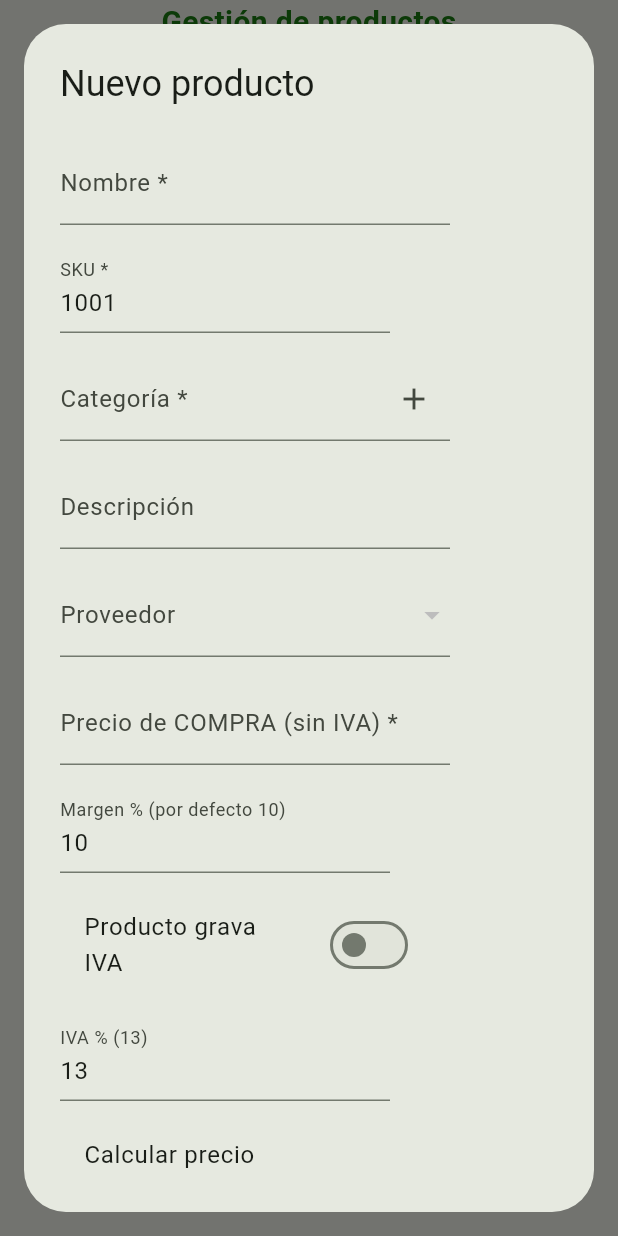
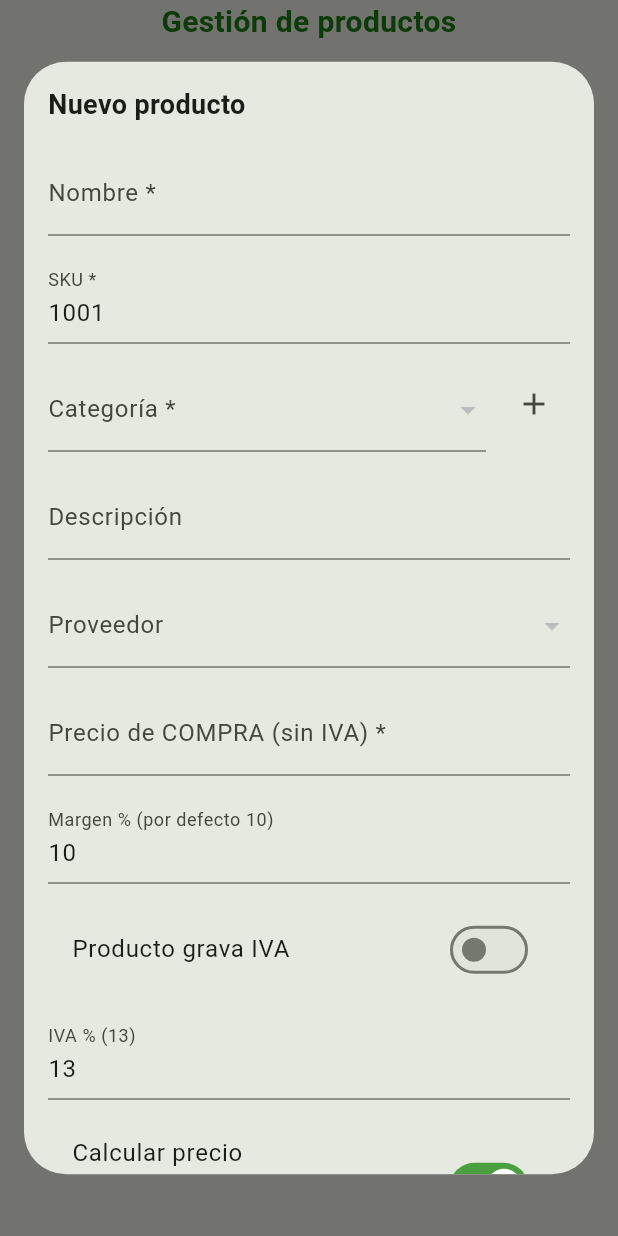
Before and after one commit to hildaalvarado-ux/PharmaControlv1, a Flutter app: the AdminProductManager widget shown alone on an empty page, opened directly, after a tap on "Nuevo producto", on a phone screen of 412 x 824 dp. Run offline on Flutter 3.47's test engine with Material 3 defaults, Android fonts, the phone set to English and light mode, and no system bars; our stand-ins replace cloud_firestore, firebase_auth, firebase_core, pdf, printing, shared_preferences; accounts and stored records are empty.

Commit message:
Sistema Finalizado

```diff
--- a/lib/egreso_form.dart
+++ b/lib/egreso_form.dart
@@ -810,14 +810,7 @@ class _EgresoFormWidgetState extends State<EgresoFormWidget> {
                     ),
                     child: const Text('L  •  Limpiar'),
                   ),
-                  ElevatedButton(
-                    onPressed: null,
-                    style: ElevatedButton.styleFrom(
-                      backgroundColor: Colors.black12,
-                      foregroundColor: Colors.black54,
-                    ),
-                    child: const Text('C  •  Próximamente'),
-                  ),
+
                   ElevatedButton(
                     onPressed:
                         _lines.isEmpty ? null : () => _printCurrentInvoice(),
--- a/lib/movements_manager.dart
+++ b/lib/movements_manager.dart
@@ -690,6 +690,8 @@ class _MovementsManagerState extends State<MovementsManager> {
                     Text(
                       '${dt.day}/${dt.month}/${dt.year} '
                       '${dt.hour.toString().padLeft(2, '0')}:'
+
+
                       '${dt.minute.toString().padLeft(2, '0')}',
                     ),
                   Text(
@@ -809,6 +811,8 @@ class _MovementsManagerState extends State<MovementsManager> {
                     ? '—'
                     : '${dt.day}/${dt.month}/${dt.year} '
                         '${dt.hour.toString().padLeft(2, '0')}:'
+
+
                         '${dt.minute.toString().padLeft(2, '0')}',
               ),
             ),
@@ -1072,19 +1076,23 @@ class _IvaRetenidoDialogState extends State<_IvaRetenidoDialog> {
               const SizedBox(height: 8),
               _buildTable(widget.pendientes, allowMarkPaid: true),
               const SizedBox(height: 4),
+
+              // *** CAMBIO IMPORTANTE: Row -> Wrap para evitar overflow ***
               Align(
                 alignment: Alignment.centerRight,
-                child: Row(
-                  mainAxisSize: MainAxisSize.min,
+                child: Wrap(
+                  alignment: WrapAlignment.end,
+                  crossAxisAlignment: WrapCrossAlignment.center,
+                  spacing: 12,
+                  runSpacing: 4,
                   children: [
                     Text(
                       'Total IVA retenido pendiente: ${_totalIvaPendiente().toStringAsFixed(2)}',
-                      style:
-                          Theme.of(context).textTheme.bodyMedium?.copyWith(
-                                fontWeight: FontWeight.bold,
-                              ),
+                      style: Theme.of(context)
+                          .textTheme
+                          .bodyMedium
+                          ?.copyWith(fontWeight: FontWeight.bold),
                     ),
-                    const SizedBox(width: 12),
                     ElevatedButton(
                       style: ElevatedButton.styleFrom(
                         backgroundColor: _grupoPendientePagado
--- a/lib/productos.dart
+++ b/lib/productos.dart
@@ -19,7 +19,7 @@ class _AdminProductManagerState extends State<AdminProductManager> {
   List<String> _categories = [];
   Map<String, String> _providers = {}; // providerId -> displayName
 
-  // Hints desde BD (solo para futuro uso si quieres chips de sugerencias)
+  // Hints desde BD (por si luego usas sugerencias)
   final Set<String> _hintStrengths = {};
   final Set<String> _hintPresentations = {};
 
@@ -161,7 +161,7 @@ class _AdminProductManagerState extends State<AdminProductManager> {
       'price': _toNum(data['price']), // con IVA (si taxable)
       'priceIsPerUnit': (data['priceIsPerUnit'] ?? true) == true,
       'stock': _toNum(data['stock']),
-      'providerId': data['providerId'], // puede ser null
+      'providerId': data['providerId'],
       'requiresPrescription': (data['requiresPrescription'] ?? false) == true,
       'pharmForm': nonNullStr(data['pharmForm']),
       'route': nonNullStr(data['route']),
@@ -278,6 +278,26 @@ class _AdminProductManagerState extends State<AdminProductManager> {
           ),
         ),
         const SizedBox(height: 12),
+
+        // Botón NUEVO PRODUCTO
+        Center(
+          child: ElevatedButton.icon(
+            onPressed: _showCreateProductDialog,
+            icon: const Icon(Icons.add_box),
+            label: const Text('Nuevo producto'),
+            style: ElevatedButton.styleFrom(
+              backgroundColor: kGreen2,
+              foregroundColor: Colors.white,
+              padding: const EdgeInsets.symmetric(horizontal: 20, vertical: 12),
+              textStyle:
+                  const TextStyle(fontSize: 16, fontWeight: FontWeight.bold),
+              shape: RoundedRectangleBorder(
+                  borderRadius: BorderRadius.circular(10)),
+            ),
+          ),
+        ),
+        const SizedBox(height: 16),
+
         StreamBuilder<QuerySnapshot>(
           stream:
               productsRef.orderBy('createdAt', descending: true).snapshots(),
@@ -496,24 +516,7 @@ class _AdminProductManagerState extends State<AdminProductManager> {
             });
           },
         ),
-        const SizedBox(height: 16),
-        Center(
-          child: ElevatedButton.icon(
-            onPressed: _showCreateProductDialog,
-            icon: const Icon(Icons.add_box),
-            label: const Text('Nuevo producto'),
-            style: ElevatedButton.styleFrom(
-              backgroundColor: kGreen2,
-              foregroundColor: Colors.white, // texto blanco
-              padding:
-                  const EdgeInsets.symmetric(horizontal: 20, vertical: 12),
-              textStyle: const TextStyle(
-                  fontSize: 16, fontWeight: FontWeight.bold),
-              shape: RoundedRectangleBorder(
-                  borderRadius: BorderRadius.circular(10)),
-            ),
-          ),
-        ),
+
         if (_loadingAction)
           const Padding(
             padding: EdgeInsets.only(top: 12),
@@ -544,7 +547,7 @@ class _AdminProductManagerState extends State<AdminProductManager> {
     );
   }
 
-  // ====== Dialogs ======
+  // ====== Acciones ======
 
   Future<void> _showCreateProductDialog() async {
     final sku = await _generateNextSku();
@@ -619,7 +622,7 @@ class _AdminProductManagerState extends State<AdminProductManager> {
     }
   }
 
-  // ====== Product Form (Create/Edit) ======
+  // ====== Product Form (Create/Edit) en DIALOG personalizado ======
 
   Future<void> _showProductFormDialog({
     required String title,
@@ -656,11 +659,11 @@ class _AdminProductManagerState extends State<AdminProductManager> {
 
     String? category =
         (initial['category'] ?? '').toString().isNotEmpty
-            ? initial['category']
+            ? initial['category']?.toString()
             : null;
     String? providerId =
         (initial['providerId'] ?? '').toString().isNotEmpty
-            ? initial['providerId']
+            ? initial['providerId']?.toString()
             : null;
     bool taxable = (initial['taxable'] ?? false) == true;
     bool priceIsPerUnit = (initial['priceIsPerUnit'] ?? true) == true;
@@ -674,7 +677,46 @@ class _AdminProductManagerState extends State<AdminProductManager> {
     if ((initial['price'] == null ||
         initial['price'].toString().isEmpty)) autoPrice = true;
 
-    // Cálculo de precios
+    const pharmOptions = <String>[
+      'Tableta',
+      'Cápsula',
+      'Jarabe',
+      'Gotas',
+      'Suspensión',
+      'Ungüento',
+      'Crema',
+      'Solución inyectable',
+      'Aerosol',
+      'Parche',
+    ];
+
+    const routeOptions = <String>[
+      'Oral',
+      'Tópica',
+      'Oftálmica',
+      'Otica',
+      'Intravenosa',
+      'Intramuscular',
+      'Subcutánea',
+      'Rectal',
+      'Vaginal',
+      'Inhalatoria',
+    ];
+
+    // Normalizar por si vienen valores raros
+    if (category != null && !_categories.contains(category)) {
+      category = null;
+    }
+    if (providerId != null && !_providers.keys.contains(providerId)) {
+      providerId = null;
+    }
+    if (pharmForm.isNotEmpty && !pharmOptions.contains(pharmForm)) {
+      pharmForm = '';
+    }
+    if (route.isNotEmpty && !routeOptions.contains(route)) {
+      route = '';
+    }
+
     void recalcFromPurchaseAndMargin() {
       final purchase = _toNum(purchasePriceCtrl.text).toDouble();
       final margin = _toNum(marginCtrl.text).toDouble();
@@ -699,19 +741,28 @@ class _AdminProductManagerState extends State<AdminProductManager> {
       context: context,
       barrierDismissible: true,
       builder: (dialogContext) {
-        return StatefulBuilder(
-          builder: (dialogContext, setLocal) {
-            final size = MediaQuery.of(dialogContext).size;
-            final maxH = size.height * 0.9;
-            final maxW = size.width * 0.95;
+        return Dialog(
+          insetPadding:
+              const EdgeInsets.symmetric(horizontal: 16, vertical: 16),
+          child: LayoutBuilder(
+            builder: (ctx, constraints) {
+              final screenSize = MediaQuery.of(ctx).size;
+              final maxH = screenSize.height * 0.9;
+              final maxW = screenSize.width * 0.95;
+
+              const horizontalPadding = 16.0;
+              final isSmall = maxW < 500;
+
+              // En pantallas pequeñas los campos usan todo el ancho
+              final double fieldW =
+                  isSmall ? maxW - horizontalPadding * 2 : 260;
+              final double smallFieldW =
+                  isSmall ? maxW - horizontalPadding * 2 : 220;
 
               Widget labeled(Widget child) => Padding(
                     padding: const EdgeInsets.symmetric(vertical: 6.0),
                     child: child,
                   );
-
-            const double fieldW = 260;
-            const double smallFieldW = 220;
 
               final formFields = Wrap(
                 spacing: 12,
@@ -745,14 +796,40 @@ class _AdminProductManagerState extends State<AdminProductManager> {
                       ),
                     ),
                   ),
+
+                  // CATEGORÍA: dropdown + botón (+) al lado, para evitar overflow
                   SizedBox(
                     width: fieldW,
                     child: labeled(
-                    DropdownButtonFormField<String>(
+                      Row(
+                        crossAxisAlignment: CrossAxisAlignment.start,
+                        children: [
+                          Expanded(
+                            child: DropdownButtonFormField<String>(
                               value: category,
-                      decoration: InputDecoration(
+                              decoration: const InputDecoration(
                                 labelText: 'Categoría *',
-                        suffixIcon: IconButton(
+                              ),
+                              items: _categories
+                                  .map(
+                                    (e) => DropdownMenuItem(
+                                      value: e,
+                                      child: Text(
+                                        e,
+                                        overflow: TextOverflow.ellipsis,
+                                      ),
+                                    ),
+                                  )
+                                  .toList(),
+                              onChanged: (v) => category = v,
+                              validator: (v) =>
+                                  (v == null || v.trim().isEmpty)
+                                      ? 'Requerido'
+                                      : null,
+                            ),
+                          ),
+                          const SizedBox(width: 8),
+                          IconButton(
                             tooltip: 'Agregar categoría',
                             onPressed: () async {
                               try {
@@ -761,9 +838,7 @@ class _AdminProductManagerState extends State<AdminProductManager> {
                                 if (!mounted) return;
                                 if (res != null) {
                                   setState(() {});
-                                setLocal(() {
                                   category = res;
-                                });
                                 }
                               } catch (e) {
                                 _showSnack(
@@ -772,31 +847,18 @@ class _AdminProductManagerState extends State<AdminProductManager> {
                             },
                             icon: const Icon(Icons.add),
                           ),
-                      ),
-                      items: _categories
-                          .map(
-                            (e) => DropdownMenuItem(
-                              value: e,
-                              child: Text(e),
-                            ),
-                          )
-                          .toList(),
-                      onChanged: (v) =>
-                          setLocal(() => category = v),
-                      validator: (v) =>
-                          (v == null || v.trim().isEmpty)
-                              ? 'Requerido'
-                              : null,
+                        ],
                       ),
                     ),
                   ),
+
                   SizedBox(
                     width: fieldW,
                     child: labeled(
                       TextFormField(
                         controller: descCtrl,
-                      decoration: const InputDecoration(
-                          labelText: 'Descripción'),
+                        decoration:
+                            const InputDecoration(labelText: 'Descripción'),
                       ),
                     ),
                   ),
@@ -811,12 +873,14 @@ class _AdminProductManagerState extends State<AdminProductManager> {
                             .map(
                               (e) => DropdownMenuItem(
                                 value: e.key,
-                              child: Text(e.value),
+                                child: Text(
+                                  e.value,
+                                  overflow: TextOverflow.ellipsis,
+                                ),
                               ),
                             )
                             .toList(),
-                      onChanged: (v) =>
-                          setLocal(() => providerId = v),
+                        onChanged: (v) => providerId = v,
                       ),
                     ),
                   ),
@@ -832,7 +896,7 @@ class _AdminProductManagerState extends State<AdminProductManager> {
                             (_toNum(v) <= 0) ? 'Monto inválido' : null,
                         onChanged: (_) {
                           if (autoPrice) {
-                          setLocal(recalcFromPurchaseAndMargin);
+                            recalcFromPurchaseAndMargin();
                           }
                         },
                       ),
@@ -848,7 +912,7 @@ class _AdminProductManagerState extends State<AdminProductManager> {
                             labelText: 'Margen % (por defecto 10)'),
                         onChanged: (_) {
                           if (autoPrice) {
-                          setLocal(recalcFromPurchaseAndMargin);
+                            recalcFromPurchaseAndMargin();
                           }
                         },
                       ),
@@ -861,14 +925,12 @@ class _AdminProductManagerState extends State<AdminProductManager> {
                         title: const Text('Producto grava IVA'),
                         value: taxable,
                         onChanged: (v) {
-                        setLocal(() {
                           taxable = v;
                           if (autoPrice) {
                             recalcFromPurchaseAndMargin();
                           } else {
                             recalcFromPrice();
                           }
-                        });
                         },
                       ),
                     ),
@@ -879,16 +941,14 @@ class _AdminProductManagerState extends State<AdminProductManager> {
                       TextFormField(
                         controller: ivaCtrl,
                         keyboardType: TextInputType.number,
-                      decoration: const InputDecoration(
-                          labelText: 'IVA % (13)'),
+                        decoration:
+                            const InputDecoration(labelText: 'IVA % (13)'),
                         onChanged: (_) {
-                        setLocal(() {
                           if (autoPrice) {
                             recalcFromPurchaseAndMargin();
                           } else {
                             recalcFromPrice();
                           }
-                        });
                         },
                       ),
                     ),
@@ -903,12 +963,10 @@ class _AdminProductManagerState extends State<AdminProductManager> {
                             'Compra + margen (+ IVA si aplica)'),
                         value: autoPrice,
                         onChanged: (v) {
-                        setLocal(() {
                           autoPrice = v;
                           if (v) {
                             recalcFromPurchaseAndMargin();
                           }
-                        });
                         },
                       ),
                     ),
@@ -942,7 +1000,7 @@ class _AdminProductManagerState extends State<AdminProductManager> {
                         ),
                         onChanged: (_) {
                           if (!autoPrice) {
-                          setLocal(recalcFromPrice);
+                            recalcFromPrice();
                           }
                         },
                       ),
@@ -966,8 +1024,7 @@ class _AdminProductManagerState extends State<AdminProductManager> {
                       SwitchListTile(
                         title: const Text('Precio es por unidad'),
                         value: priceIsPerUnit,
-                      onChanged: (v) =>
-                          setLocal(() => priceIsPerUnit = v),
+                        onChanged: (v) => priceIsPerUnit = v,
                       ),
                     ),
                   ),
@@ -977,8 +1034,7 @@ class _AdminProductManagerState extends State<AdminProductManager> {
                       SwitchListTile(
                         title: const Text('Producto bajo receta médica'),
                         value: requiresRx,
-                      onChanged: (v) =>
-                          setLocal(() => requiresRx = v),
+                        onChanged: (v) => requiresRx = v,
                       ),
                     ),
                   ),
@@ -992,18 +1048,7 @@ class _AdminProductManagerState extends State<AdminProductManager> {
                           helperText:
                               'Ej: Tableta, Cápsula, Jarabe…',
                         ),
-                      items: const [
-                        'Tableta',
-                        'Cápsula',
-                        'Jarabe',
-                        'Gotas',
-                        'Suspensión',
-                        'Ungüento',
-                        'Crema',
-                        'Solución inyectable',
-                        'Aerosol',
-                        'Parche',
-                      ]
+                        items: pharmOptions
                             .map(
                               (e) => DropdownMenuItem(
                                 value: e,
@@ -1011,8 +1056,7 @@ class _AdminProductManagerState extends State<AdminProductManager> {
                               ),
                             )
                             .toList(),
-                      onChanged: (v) =>
-                          setLocal(() => pharmForm = (v ?? '')),
+                        onChanged: (v) => pharmForm = (v ?? ''),
                       ),
                     ),
                   ),
@@ -1026,18 +1070,7 @@ class _AdminProductManagerState extends State<AdminProductManager> {
                           helperText:
                               'Ej: Oral, Tópica, Oftálmica…',
                         ),
-                      items: const [
-                        'Oral',
-                        'Tópica',
-                        'Oftálmica',
-                        'Otica',
-                        'Intravenosa',
-                        'Intramuscular',
-                        'Subcutánea',
-                        'Rectal',
-                        'Vaginal',
-                        'Inhalatoria',
-                      ]
+                        items: routeOptions
                             .map(
                               (e) => DropdownMenuItem(
                                 value: e,
@@ -1045,8 +1078,7 @@ class _AdminProductManagerState extends State<AdminProductManager> {
                               ),
                             )
                             .toList(),
-                      onChanged: (v) =>
-                          setLocal(() => route = (v ?? '')),
+                        onChanged: (v) => route = (v ?? ''),
                       ),
                     ),
                   ),
@@ -1147,37 +1179,43 @@ class _AdminProductManagerState extends State<AdminProductManager> {
                   payload['salePriceNet'] = net;
                 }
 
-              Navigator.of(dialogContext).pop(); // cerrar diálogo
+                Navigator.of(dialogContext).pop();
                 await onSubmit(payload);
               }
 
-            return AlertDialog(
-              title: Text(title),
-              insetPadding:
-                  const EdgeInsets.symmetric(horizontal: 16, vertical: 16),
-              content: ConstrainedBox(
+              return ConstrainedBox(
                 constraints: BoxConstraints(
                   maxHeight: maxH,
                   maxWidth: maxW,
                 ),
                 child: SingleChildScrollView(
+                  child: Padding(
+                    padding:
+                        const EdgeInsets.all(horizontalPadding),
                     child: Form(
                       key: formKey,
                       child: Column(
                         mainAxisSize: MainAxisSize.min,
                         crossAxisAlignment: CrossAxisAlignment.stretch,
                         children: [
+                          Text(
+                            title,
+                            style: const TextStyle(
+                              fontSize: 18,
+                              fontWeight: FontWeight.bold,
+                            ),
+                          ),
+                          const SizedBox(height: 12),
                           formFields,
                           const SizedBox(height: 16),
-                        // Botón verde grande con texto blanco
                           ElevatedButton.icon(
                             icon: const Icon(Icons.save),
                             label: Text(primaryLabel),
                             style: ElevatedButton.styleFrom(
                               backgroundColor: kGreen2,
                               foregroundColor: Colors.white,
-                            padding: const EdgeInsets.symmetric(
-                                vertical: 14),
+                              padding:
+                                  const EdgeInsets.symmetric(vertical: 14),
                               textStyle: const TextStyle(
                                 fontSize: 16,
                                 fontWeight: FontWeight.bold,
@@ -1198,6 +1236,7 @@ class _AdminProductManagerState extends State<AdminProductManager> {
                 ),
               );
             },
+          ),
         );
       },
     );
```
Lines whose indentation alone changed are shown as unchanged.
